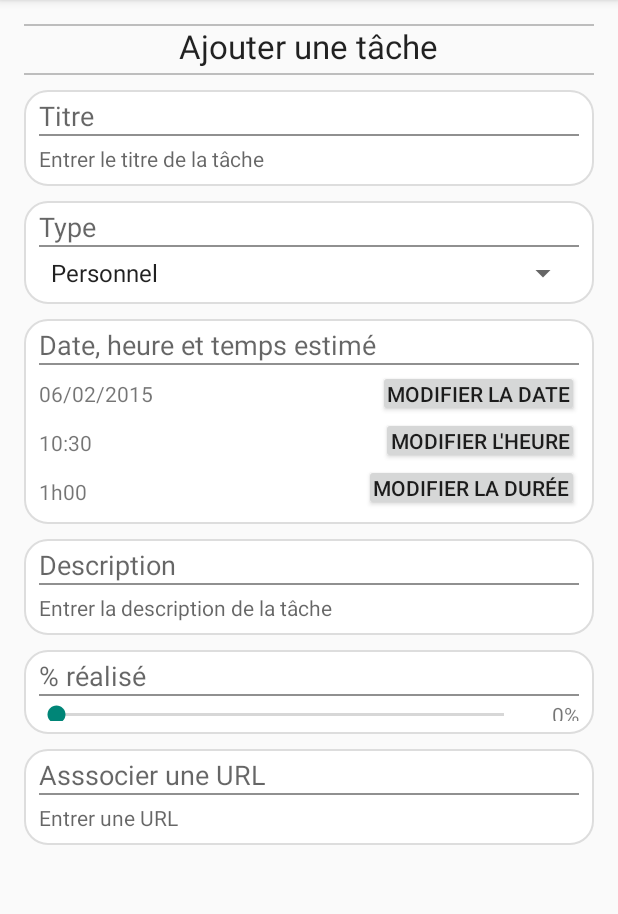
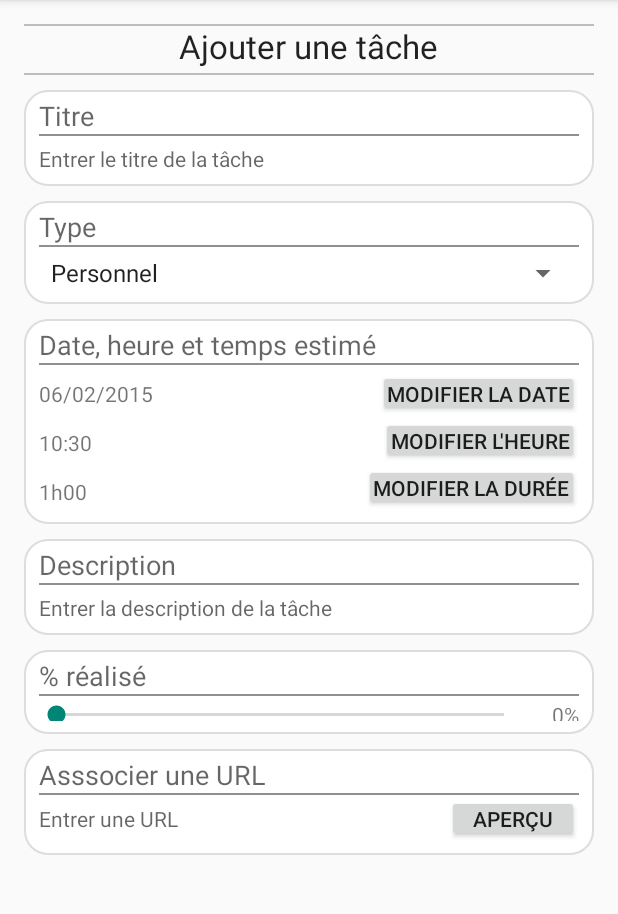
Before and after one commit to Naeoth/Done, an Android app: the AddTaskActivity screen opened directly, with no data from a screen before it, on a phone screen of 412 x 824 dp, the part 84-998 px from its top. Run offline under Robolectric (Android 15) with nearby library versions, the phone set to English and light mode, and no system bars.

Commit message:
New version

```diff
--- a/app/src/main/java/com/alexis/done/view/activities/AddTaskActivity.java
+++ b/app/src/main/java/com/alexis/done/view/activities/AddTaskActivity.java
@@ -3,10 +3,6 @@ package com.alexis.done.view.activities;
 import android.content.Intent;
 import android.support.v7.app.ActionBarActivity;
 import android.os.Bundle;
-import android.text.Editable;
-import android.text.TextWatcher;
-import android.text.method.LinkMovementMethod;
-import android.text.util.Linkify;
 import android.util.Patterns;
 import android.view.Menu;
 import android.view.MenuItem;
@@ -50,23 +46,6 @@ public class AddTaskActivity extends ActionBarActivity {
         TextView displayInputtedTime = (TextView) findViewById(R.id.display_time_addTask);
         SimpleDateFormat hourFormat = new SimpleDateFormat("HH:mm");
         displayInputtedTime.setText( hourFormat.format(currentDate) );
-
-        TextView inputUrl = (TextView) findViewById(R.id.input_url_addTask);
-        inputUrl.setAutoLinkMask(Linkify.WEB_URLS);
-        inputUrl.setMovementMethod( LinkMovementMethod.getInstance() );
-        inputUrl.addTextChangedListener( new TextWatcher() {
-            @Override
-            public void beforeTextChanged(CharSequence s, int start, int count, int after) {}
-
-            @Override
-            public void onTextChanged(CharSequence s, int start, int before, int count) {}
-
-            @Override
-            public void afterTextChanged(Editable s) {
-                Linkify.addLinks(s, Linkify.WEB_URLS);
-            }
-        });
-        //inputUrl.
     }
 
     protected void initControllers() {
@@ -81,6 +60,9 @@ public class AddTaskActivity extends ActionBarActivity {
 
         SeekBar progressBar = (SeekBar) findViewById(R.id.progressBar_addTask);
         progressBar.setOnSeekBarChangeListener(SeekBarsListener.getInstance() );
+
+        Button runWebView = (Button) findViewById(R.id.button_webView_url_addTask);
+        runWebView.setOnClickListener( ButtonsListener.getInstance() );
     }
 
     @Override
--- a/app/src/main/java/com/alexis/done/view/activities/DisplayTaskActivity.java
+++ b/app/src/main/java/com/alexis/done/view/activities/DisplayTaskActivity.java
@@ -12,7 +12,6 @@ import android.widget.EditText;
 import android.widget.SeekBar;
 import android.widget.Spinner;
 import android.widget.TextView;
-import android.widget.Toast;
 
 import com.alexis.done.R;
 import com.alexis.done.model.Task;
@@ -101,8 +100,7 @@ public class DisplayTaskActivity extends UpdateTaskActivity {
         if (resultCode == RESULT_OK) {
             currentTask = data.getParcelableExtra("returnedTask");
             refreshView(currentTask);
-
-            Toast.makeText(this, currentTask.getTitle(), Toast.LENGTH_LONG).show();
+            // Code a compléter
         }
     }
 
--- a/app/src/main/java/com/alexis/done/view/activities/MainActivity.java
+++ b/app/src/main/java/com/alexis/done/view/activities/MainActivity.java
@@ -18,10 +18,10 @@ public class MainActivity extends ActionBarActivity {
         super.onCreate(savedInstanceState);
         setContentView(R.layout.activity_main);
 
-        Intent tmp = new Intent(this, DisplayTaskActivity.class);
-        Task tmp2 = new Task(0, "TEST", 2, "03/02/95", "12:00", "24h", "Anniversaire Alexis", 100, "http://example.fr");
+        /*Intent tmp = new Intent(this, DisplayTaskActivity.class);
+        Task tmp2 = new Task(0, "TEST", 2, "03/02/95", "12:00", "24h", "Anniversaire Alexis", 100, "http://www.iu-vannes.fr/");
         tmp.putExtra("aTask", tmp2);
-        startActivity(tmp);
+        startActivity(tmp);*/
     }
 
 
--- a/app/src/main/java/com/alexis/done/view/activities/UpdateTaskActivity.java
+++ b/app/src/main/java/com/alexis/done/view/activities/UpdateTaskActivity.java
@@ -1,7 +1,6 @@
 package com.alexis.done.view.activities;
 
 import android.os.Bundle;
-import android.text.util.Linkify;
 import android.widget.SeekBar;
 import android.widget.Spinner;
 import android.widget.TextView;
@@ -50,7 +49,6 @@ public class UpdateTaskActivity extends AddTaskActivity {
 
         EditText url = (EditText) findViewById(R.id.input_url_addTask);
         url.setText( currentTask.getUrl() );
-        Linkify.addLinks(url, Linkify.WEB_URLS);
     }
 
 }
--- a/app/src/main/java/com/alexis/done/view/activities/WebViewActivity.java
+++ b/app/src/main/java/com/alexis/done/view/activities/WebViewActivity.java
@@ -24,6 +24,9 @@ public class WebViewActivity extends ActionBarActivity {
         params.setJavaScriptEnabled(true);
         params.setBuiltInZoomControls(true);
         webview.setWebViewClient( new MyWebViewClient() );
+
+        Bundle url = getIntent().getExtras();
+        webview.loadUrl( url.getString("url") );
     }
 
 
--- a/app/src/main/res/layout/activity_add_task.xml
+++ b/app/src/main/res/layout/activity_add_task.xml
@@ -140,7 +140,6 @@
                 android:layout_alignEnd="@+id/display_date_addTask"
                 android:minHeight="0dp"
                 android:padding="6dp"
-                android:textSize="14sp"
                 android:layout_marginTop="3dp"/>
 
             <TextView
@@ -159,8 +158,7 @@
                 android:layout_below="@+id/button_input_date_addTask"
                 android:layout_alignEnd="@+id/display_date_addTask"
                 android:minHeight="0dp"
-                android:padding="6dp"
-                android:textSize="14sp"/>
+                android:padding="6dp"/>
 
             <TextView
                 android:id="@+id/display_duration_addTask"
@@ -179,8 +177,7 @@
                 android:layout_below="@+id/button_input_time_addTask"
                 android:layout_alignEnd="@+id/display_time_addTask"
                 android:minHeight="0dp"
-                android:padding="6dp"
-                android:textSize="14sp"/>
+                android:padding="6dp"/>
 
         </RelativeLayout>
 
@@ -299,10 +296,21 @@
                 android:layout_width="match_parent"
                 android:layout_height="wrap_content"
                 android:layout_below="@+id/line_url_addTask"
+                android:layout_toStartOf="@+id/button_webView_url_addTask"
                 android:singleLine="true"
-                android:linksClickable="true"
                 android:textAppearance="?android:attr/textAppearanceSmall"
-                android:layout_marginTop="5dp"/>
+                android:layout_marginTop="6dp"
+                android:layout_marginEnd="5dp"/>
+
+            <Button
+                android:id="@+id/button_webView_url_addTask"
+                android:layout_width="wrap_content"
+                android:layout_height="wrap_content"
+                android:text="@string/button_url_view_add_task"
+                android:layout_below="@+id/line_url_addTask"
+                android:layout_alignParentEnd="true"
+                android:minHeight="0dp"
+                android:padding="6dp"/>
 
         </RelativeLayout>
 
--- a/app/src/main/res/values/strings.xml
+++ b/app/src/main/res/values/strings.xml
@@ -35,6 +35,7 @@
     <string name="default_value_progressBar_view_add_task">0%</string>
     <string name="url_view_add_task">Asssocier une URL</string>
     <string name="hint_input_url_view_add_task">Entrer une URL</string>
+    <string name="button_url_view_add_task">Aperçu</string>
     <string name="emptyTitle_messageError">Veuillez entrer un nom de tâche</string>
     <string name="wrongUrl_messageError">Veuillez entrer une URL valide\r\n(http://www.example.fr)</string>
     <string name="button_select_view">Sélectionner</string>
```
Also changed, not shown: app/src/main/java/com/alexis/done/controller/ButtonsListener.java (+4 -6 lines), app/src/main/ic_search-web.png (added), app/src/main/res/drawable-hdpi/media/Data/Documents/Cours/IUT/2ème Année/Android/Projet/Done/app/src/main/ic_search-web.png (added).
